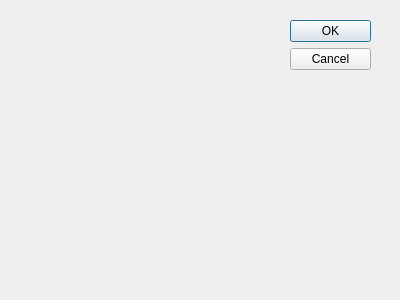
First picture: the form in viewer_modules/add_to_project_dialog.ui, repository kushalkolar/MESmerize, before the edit.
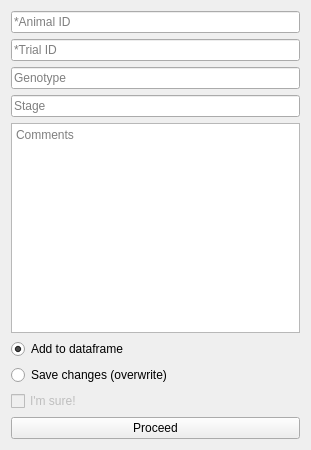
Second picture: the form after the edit.

Commit message: Primitive PCA GUI works. Added Power Spectral Density node. Update __main__.py, DataTypes.py, and 14 more files...

```diff
--- a/viewer_modules/add_to_project_dialog.ui
+++ b/viewer_modules/add_to_project_dialog.ui
@@ -1,36 +1,95 @@
-<ui version="4.0" >
- <author></author>
- <comment></comment>
- <exportmacro></exportmacro>
- <class>Dialog</class>
- <widget class="QDialog" name="Dialog" >
-  <property name="geometry" >
+<?xml version="1.0" encoding="UTF-8"?>
+<ui version="4.0">
+ <class>Form</class>
+ <widget class="QWidget" name="Form">
+  <property name="geometry">
    <rect>
     <x>0</x>
     <y>0</y>
-    <width>400</width>
-    <height>300</height>
+    <width>311</width>
+    <height>450</height>
    </rect>
   </property>
   <property name="windowTitle" >
    <string>Dialog</string>
   </property>
-  <widget class="QDialogButtonBox" name="buttonBox" >
-   <property name="geometry" >
-    <rect>
-     <x>290</x>
-     <y>20</y>
-     <width>81</width>
-     <height>241</height>
-    </rect>
-   </property>
-   <property name="orientation" >
-    <enum>Qt::Vertical</enum>
-   </property>
-   <property name="standardButtons" >
-    <set>QDialogButtonBox::Cancel|QDialogButtonBox::Ok</set>
-   </property>
-  </widget>
+  <layout class="QVBoxLayout" name="verticalLayout">
+   <item>
+    <widget class="QLineEdit" name="lineEdAnimalID">
+     <property name="placeholderText">
+      <string>*Animal ID</string>
+     </property>
+    </widget>
+   </item>
+   <item>
+    <widget class="QLineEdit" name="lineEdTrialID">
+     <property name="placeholderText">
+      <string>*Trial ID</string>
+     </property>
+    </widget>
+   </item>
+   <item>
+    <widget class="QLineEdit" name="lineEdGenotype">
+     <property name="placeholderText">
+      <string>Genotype</string>
+     </property>
+    </widget>
+   </item>
+   <item>
+    <widget class="QLineEdit" name="lineEdStage">
+     <property name="placeholderText">
+      <string>Stage</string>
+     </property>
+    </widget>
+   </item>
+   <item>
+    <widget class="QPlainTextEdit" name="textBoxComments">
+     <property name="sizePolicy">
+      <sizepolicy hsizetype="Expanding" vsizetype="Expanding">
+       <horstretch>0</horstretch>
+       <verstretch>0</verstretch>
+      </sizepolicy>
+     </property>
+     <property name="placeholderText">
+      <string>Comments</string>
+     </property>
+    </widget>
+   </item>
+   <item>
+    <widget class="QRadioButton" name="radioButtonAddToDataFrame">
+     <property name="text">
+      <string>Add to dataframe</string>
+     </property>
+     <property name="checked">
+      <bool>true</bool>
+     </property>
+    </widget>
+   </item>
+   <item>
+    <widget class="QRadioButton" name="radioButtonSaveChanges">
+     <property name="text">
+      <string>Save changes (overwrite)</string>
+     </property>
+    </widget>
+   </item>
+   <item>
+    <widget class="QCheckBox" name="checkBoxSaveChanges">
+     <property name="enabled">
+      <bool>false</bool>
+     </property>
+     <property name="text">
+      <string>I'm sure!</string>
+     </property>
+    </widget>
+   </item>
+   <item>
+    <widget class="QPushButton" name="pushButton">
+     <property name="text">
+      <string>Proceed</string>
+     </property>
+    </widget>
+   </item>
+  </layout>
  </widget>
  <pixmapfunction></pixmapfunction>
  <resources/>
```
Left out of the diff: 45 changed lines with no effect on the pictures. The commit also changes 15 other files.
